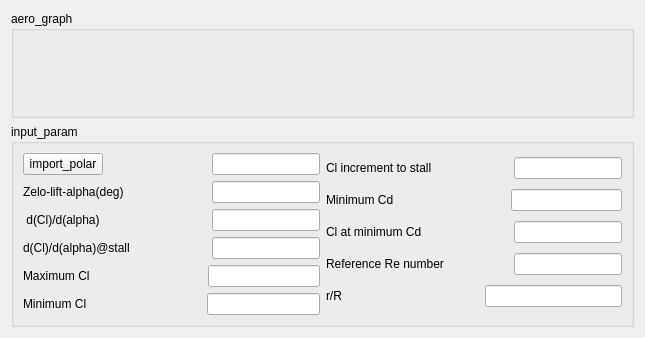
Before: the Qt Designer form UI_ui/aero_section_tab.ui in melonTai/xflr5_to_xrotor, drawn with Qt 5.
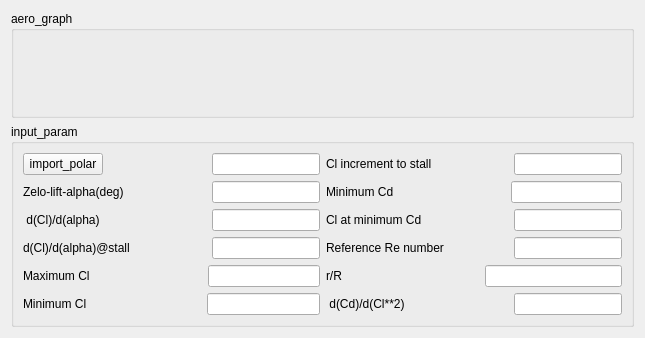
After: the same form once the commit is applied.

```diff
--- a/UI_ui/aero_section_tab.ui
+++ b/UI_ui/aero_section_tab.ui
@@ -335,6 +335,33 @@
           </item>
          </layout>
         </item>
+        <item>
+         <layout class="QHBoxLayout" name="horizontalLayout_6">
+          <item>
+           <widget class="QLabel" name="dcd_ddcl_label">
+            <property name="text">
+             <string> d(Cd)/d(Cl**2)</string>
+            </property>
+           </widget>
+          </item>
+          <item>
+           <spacer name="horizontalSpacer_12">
+            <property name="orientation">
+             <enum>Qt::Horizontal</enum>
+            </property>
+            <property name="sizeHint" stdset="0">
+             <size>
+              <width>40</width>
+              <height>20</height>
+             </size>
+            </property>
+           </spacer>
+          </item>
+          <item>
+           <widget class="QLineEdit" name="dcd_ddcl_lineEdit"/>
+          </item>
+         </layout>
+        </item>
        </layout>
       </item>
      </layout>
```
